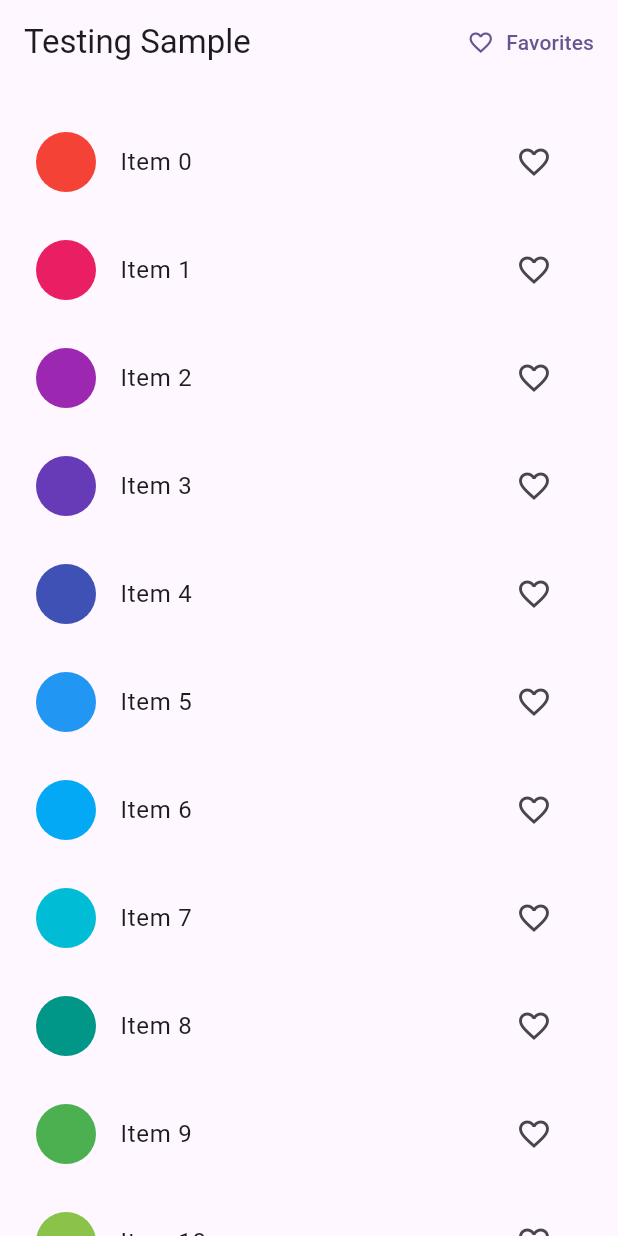
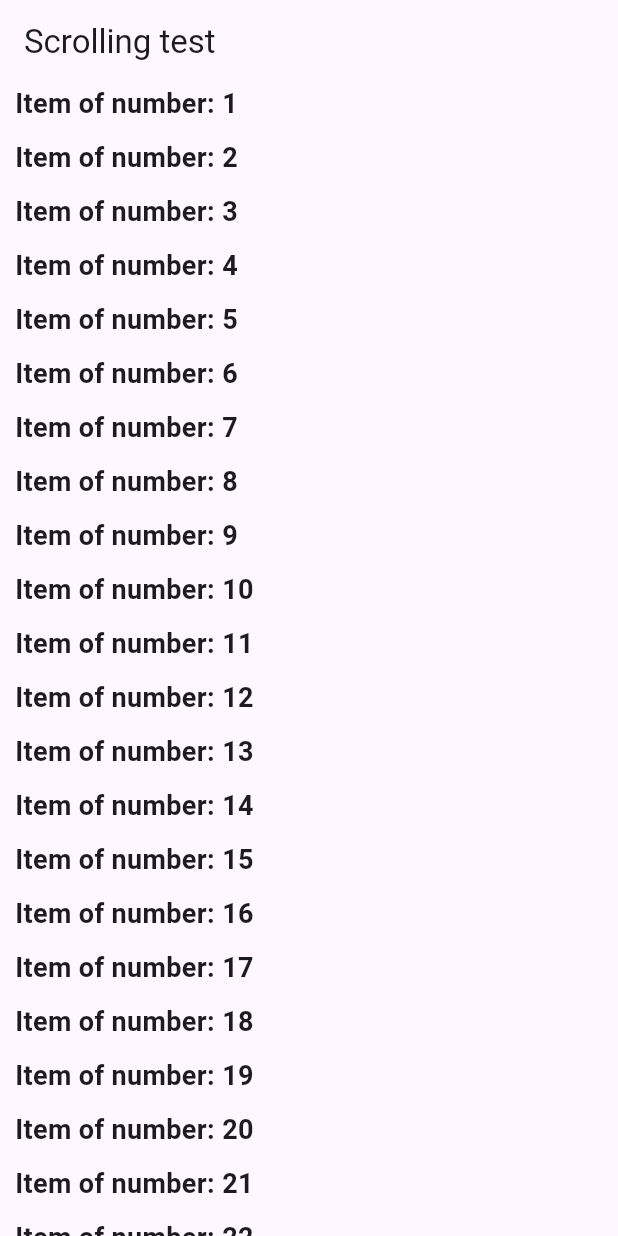
Before and after one commit to sb-dor/flutter_tests, a Flutter app: the screen it shows after launch, on a phone screen of 412 x 824 dp. Run offline on Flutter 3.47's test engine with Material 3 defaults, Android fonts, the light colour scheme and no system bars; our stand-ins replace go_router.

Commit message:
testing scroll until something is found in widget

```diff
--- /dev/null
+++ b/lib/listview_scroll_test/listview_scroll_test.dart
@@ -0,0 +1,37 @@
+import 'package:flutter/material.dart';
+
+class ListviewScrollTest extends StatefulWidget {
+  const ListviewScrollTest({super.key});
+
+  @override
+  State<ListviewScrollTest> createState() => _ListviewScrollTestState();
+}
+
+class _ListviewScrollTestState extends State<ListviewScrollTest> {
+  final _generatedList = List.generate(5000, (i) => "Item of number: ${i + 1}");
+
+  @override
+  Widget build(BuildContext context) {
+    return Scaffold(
+      appBar: AppBar(
+        title: const Text("Scrolling test"),
+      ),
+      body: ListView.separated(
+        key: const ValueKey("scrollable_listview"),
+        separatorBuilder: (context, index) => const SizedBox(height: 10),
+        itemCount: _generatedList.length,
+        padding: const EdgeInsets.only(left: 10, right: 10),
+        itemBuilder: (context, index) {
+          return Text(
+            key: ValueKey("generated_text_${index + 1}"),
+            _generatedList[index],
+            style: const TextStyle(
+              fontSize: 18,
+              fontWeight: FontWeight.bold,
+            ),
+          );
+        },
+      ),
+    );
+  }
+}
--- a/lib/main.dart
+++ b/lib/main.dart
@@ -4,6 +4,7 @@ import 'package:flutter_tests/favorites_test/models/favorites.dart';
 import 'package:provider/provider.dart';
 
 import 'favorites_test/screens/favorites_home_page.dart';
+import 'listview_scroll_test/listview_scroll_test.dart';
 
 // https://docs.flutter.dev/testing/overview
 // https://docs.flutter.dev/cookbook/testing/widget/finders
@@ -20,7 +21,7 @@ void main() {
         ),
       ],
       child: MaterialApp(
-        home: const FavoritesHomePage(),
+        home: const ListviewScrollTest(),
         theme: ThemeData(
           colorScheme: ColorScheme.fromSeed(
             seedColor: Colors.deepPurple,
```
Also changed, not shown: 1 other file.
